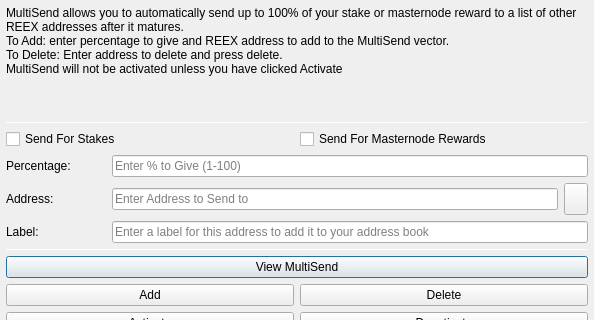
Above: src/qt/forms/multisenddialog.ui from supertref/Reex before the change; both pictures show x 0 to 594 and y 0 to 320 of the 594 by 526 pixel window. Below: the same form after it.
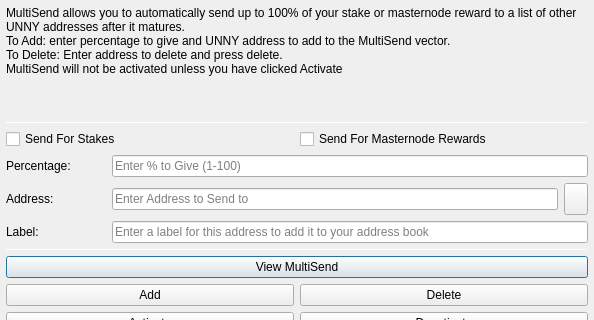
That is the form after the change. Icons and pictures are not drawn.

The edit to the form file:
```diff
--- a/src/qt/forms/multisenddialog.ui
+++ b/src/qt/forms/multisenddialog.ui
@@ -37,8 +37,8 @@
         <number>1</number>
        </property>
        <property name="text">
-        <string>MultiSend allows you to automatically send up to 100% of your stake or masternode reward to a list of other REEX addresses after it matures.
-To Add: enter percentage to give and REEX address to add to the MultiSend vector.
+        <string>MultiSend allows you to automatically send up to 100% of your stake or masternode reward to a list of other UNNY addresses after it matures.
+To Add: enter percentage to give and UNNY address to add to the MultiSend vector.
 To Delete: Enter address to delete and press delete.
 MultiSend will not be activated unless you have clicked Activate</string>
        </property>
```
Left out of the diff: 4 changed lines with no effect on the pictures.
